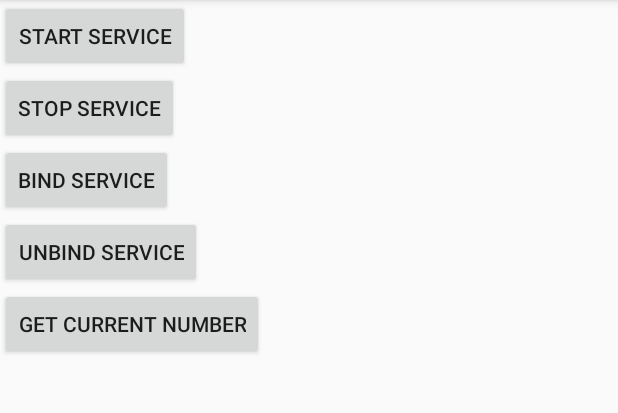
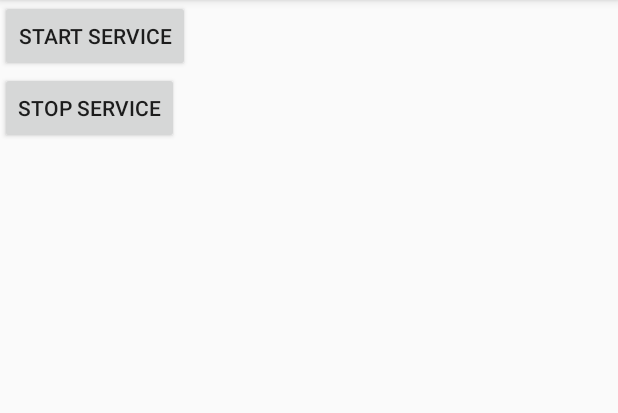
Before and after one commit to liuniuliuniu/Android_DeV, an Android app: the ServiceActivity screen opened directly, with no data from a screen before it, on a phone screen of 412 x 824 dp, the part 84-497 px from its top. Run offline under Robolectric (Android 15) with nearby library versions, the phone set to English and light mode, and no system bars.

```diff
--- a/AndroidDemoList/app/src/main/AndroidManifest.xml
+++ b/AndroidDemoList/app/src/main/AndroidManifest.xml
@@ -57,8 +57,7 @@
         <service
             android:name=".MusicService"
             android:enabled="true"
-            android:exported="true">
-        </service>
+            android:exported="true"/>
 
         <activity android:name=".abstractDemo.abstractDemo">
         </activity>
@@ -66,6 +65,8 @@
         </activity>
         <activity android:name=".Animation.AnimtionActivity">
         </activity>
+        <activity android:name="con.example.liushaohua02.androiddemolist.Thread.ThreadActivity">
+        </activity>
     </application>
 
 </manifest>
--- a/AndroidDemoList/app/src/main/java/com/example/liushaohua02/androiddemolist/MainActivity.java
+++ b/AndroidDemoList/app/src/main/java/com/example/liushaohua02/androiddemolist/MainActivity.java
@@ -30,6 +30,7 @@ import java.util.ArrayList;
 import java.util.List;
 
 import con.example.liushaohua02.androiddemolist.ServiceActivity.ServiceActivity;
+import con.example.liushaohua02.androiddemolist.Thread.ThreadActivity;
 
 public class MainActivity extends AppCompatActivity {
 
@@ -62,6 +63,7 @@ public class MainActivity extends AppCompatActivity {
         mlistItems.add(new listItem("abstractDemo", abstractDemo.class));
         mlistItems.add(new listItem("通知的使用", notifyActivity.class));
         mlistItems.add(new listItem("动画的使用", AnimtionActivity.class));
+        mlistItems.add(new listItem("Android的消息机制分子", ThreadActivity.class));
 
         mListView.setAdapter(new mainActivityAdaptor(MainActivity.this,mlistItems));
 
--- a/AndroidDemoList/app/src/main/java/con/example/liushaohua02/androiddemolist/ServiceActivity/ServiceActivity.java
+++ b/AndroidDemoList/app/src/main/java/con/example/liushaohua02/androiddemolist/ServiceActivity/ServiceActivity.java
@@ -1,11 +1,8 @@
 package con.example.liushaohua02.androiddemolist.ServiceActivity;
 
-import android.content.ComponentName;
-import android.content.Context;
 import android.content.Intent;
-import android.content.ServiceConnection;
+import android.media.MediaPlayer;
 import android.os.Bundle;
-import android.os.IBinder;
 import android.support.v7.app.AppCompatActivity;
 import android.view.View;
 import android.widget.Button;
--- a/AndroidDemoList/app/src/main/res/layout/activity_service.xml
+++ b/AndroidDemoList/app/src/main/res/layout/activity_service.xml
@@ -20,24 +20,4 @@
         android:layout_height="wrap_content"
         android:text="Stop Service" />
 
-    <Button
-        android:id="@+id/btnBindService"
-        android:layout_width="wrap_content"
-        android:layout_height="wrap_content"
-        android:text="Bind Service" />
-
-    <Button
-        android:id="@+id/btnUnbindService"
-        android:layout_width="wrap_content"
-        android:layout_height="wrap_content"
-        android:text="Unbind Service" />
-
-    <Button
-        android:id="@+id/btnGetCurrentNum"
-        android:layout_width="wrap_content"
-        android:layout_height="wrap_content"
-        android:text="Get current number" />
-
-
-
 </LinearLayout>
```
Also changed, not shown: AndroidDemoList/app/src/main/java/con/example/liushaohua02/androiddemolist/Thread/ThreadActivity.java (added, +44 -0 lines), AndroidDemoList/app/src/main/res/layout/activity_thread.xml (added, +10 -0 lines).
